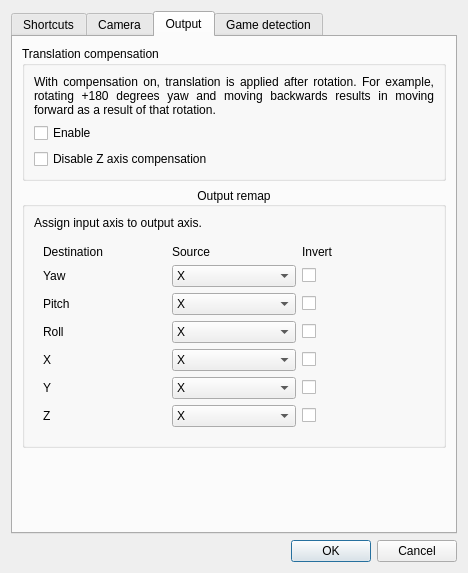
Old version of the form gui/settings.ui in the repository opentrack/opentrack.
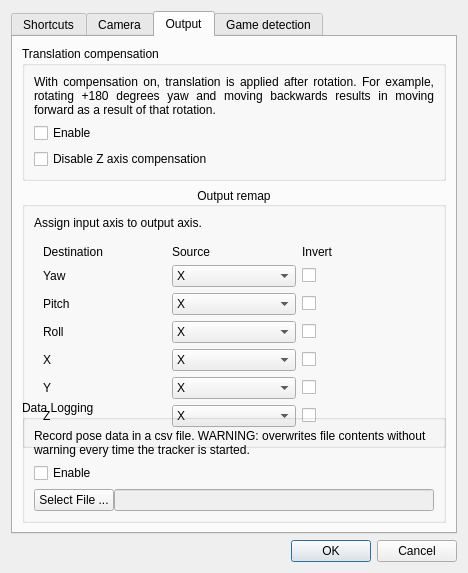
New version of the form. The open tabs and pages were chosen to show the change. Icons and pictures are not drawn. Custom widgets are drawn as their Qt base class.

Commit message: new track logging: record poses in various stages of processing into a file

```diff
--- a/gui/settings.ui
+++ b/gui/settings.ui
@@ -1204,6 +1204,86 @@
          </layout>
         </widget>
        </item>
+       <item>
+        <widget class="QGroupBox" name="groupBox_10">
+         <property name="sizePolicy">
+          <sizepolicy hsizetype="Preferred" vsizetype="Expanding">
+           <horstretch>0</horstretch>
+           <verstretch>0</verstretch>
+          </sizepolicy>
+         </property>
+         <property name="minimumSize">
+          <size>
+           <width>0</width>
+           <height>20</height>
+          </size>
+         </property>
+         <property name="title">
+          <string>Data Logging</string>
+         </property>
+         <layout class="QVBoxLayout" name="verticalLayout_2">
+          <item>
+           <widget class="QLabel" name="tracklogging_label">
+            <property name="sizePolicy">
+             <sizepolicy hsizetype="Preferred" vsizetype="Expanding">
+              <horstretch>0</horstretch>
+              <verstretch>0</verstretch>
+             </sizepolicy>
+            </property>
+            <property name="text">
+             <string>Record pose data in a csv file. WARNING: overwrites file contents without warning every time the tracker is started.</string>
+            </property>
+            <property name="wordWrap">
+             <bool>true</bool>
+            </property>
+           </widget>
+          </item>
+          <item>
+           <widget class="QCheckBox" name="tracklogging_enabled">
+            <property name="text">
+             <string>Enable</string>
+            </property>
+           </widget>
+          </item>
+          <item>
+           <layout class="QHBoxLayout" name="horizontalLayout_2">
+            <property name="spacing">
+             <number>0</number>
+            </property>
+            <property name="bottomMargin">
+             <number>0</number>
+            </property>
+            <item>
+             <widget class="QPushButton" name="tracklogging_fileselectbtn">
+              <property name="text">
+               <string>Select File ...</string>
+              </property>
+             </widget>
+            </item>
+            <item>
+             <widget class="QLineEdit" name="tracklogging_filenameedit">
+              <property name="enabled">
+               <bool>false</bool>
+              </property>
+              <property name="acceptDrops">
+               <bool>true</bool>
+              </property>
+              <property name="inputMask">
+               <string notr="true"/>
+              </property>
+              <property name="text">
+               <string notr="true"/>
+              </property>
+              <property name="readOnly">
+               <bool>true</bool>
+              </property>
+             </widget>
+            </item>
+           </layout>
+          </item>
+         </layout>
+        </widget>
+       </item>
        <item>
         <spacer name="verticalSpacer_3">
          <property name="orientation">
```
Left out of the diff: 2 changed lines with no effect on the pictures. The commit also changes 12 other files.
